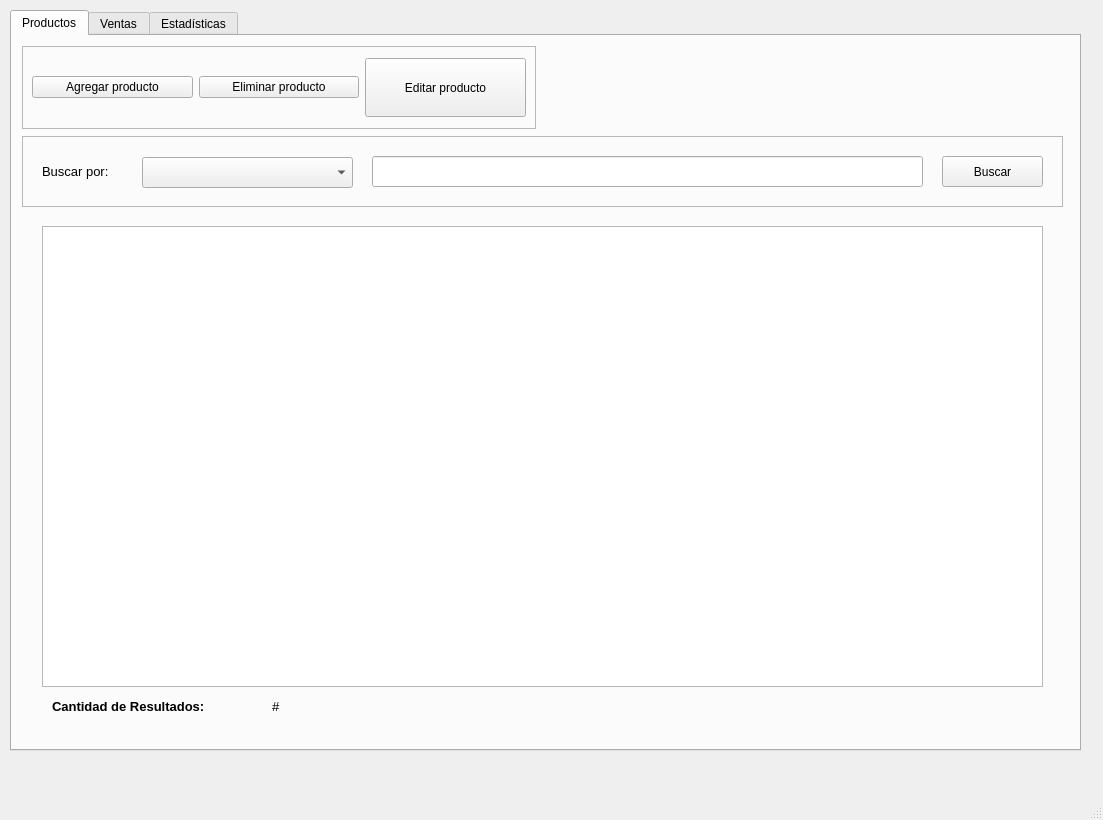
Perer876/tiendita, file code/ui_files/mainwindow.ui: the form before one commit.
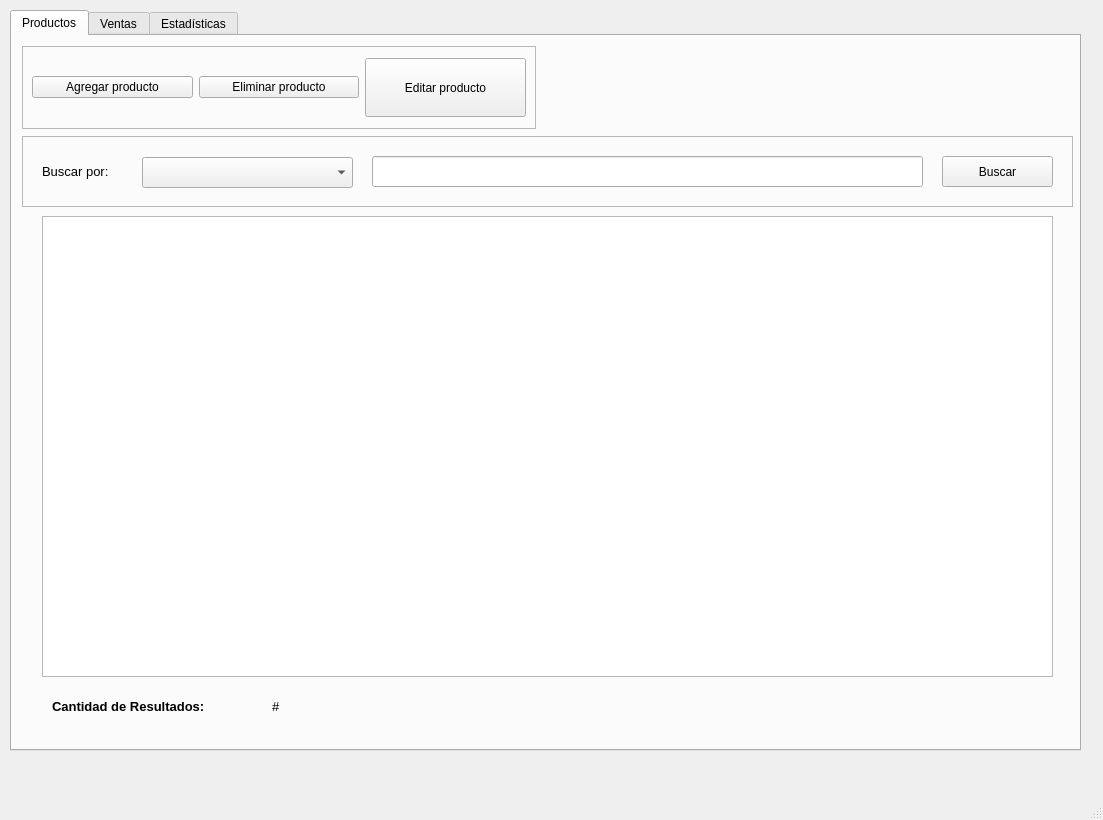
The form after the commit. The open tabs and pages were chosen to show the change. Icons and pictures are not drawn.

Commit message: Mostrar productos funcionando

```diff
--- a/code/ui_files/mainwindow.ui
+++ b/code/ui_files/mainwindow.ui
@@ -114,7 +114,7 @@
        <rect>
         <x>10</x>
         <y>100</y>
-        <width>1041</width>
+        <width>1051</width>
         <height>71</height>
        </rect>
       </property>
@@ -162,7 +162,7 @@
         <rect>
          <x>920</x>
          <y>20</y>
-         <width>101</width>
+         <width>111</width>
          <height>31</height>
         </rect>
        </property>
@@ -181,16 +181,6 @@
        </property>
       </widget>
      </widget>
-     <widget class="QListWidget" name="productos_listWidget">
-      <property name="geometry">
-       <rect>
-        <x>30</x>
-        <y>190</y>
-        <width>1001</width>
-        <height>461</height>
-       </rect>
-      </property>
-     </widget>
      <widget class="QLabel" name="label_4">
       <property name="geometry">
        <rect>
@@ -217,6 +207,16 @@
        <string>&lt;html&gt;&lt;head/&gt;&lt;body&gt;&lt;p&gt;&lt;span style=&quot; font-size:10pt;&quot;&gt;#&lt;/span&gt;&lt;/p&gt;&lt;/body&gt;&lt;/html&gt;</string>
       </property>
      </widget>
+     <widget class="QTableWidget" name="productos_tableWidget">
+      <property name="geometry">
+       <rect>
+        <x>30</x>
+        <y>180</y>
+        <width>1011</width>
+        <height>461</height>
+       </rect>
+      </property>
+     </widget>
     </widget>
     <widget class="QWidget" name="ventas_tab">
      <attribute name="title">
```
Left out of the diff: 2 changed lines with no effect on the pictures. The commit also changes 3 other files.
